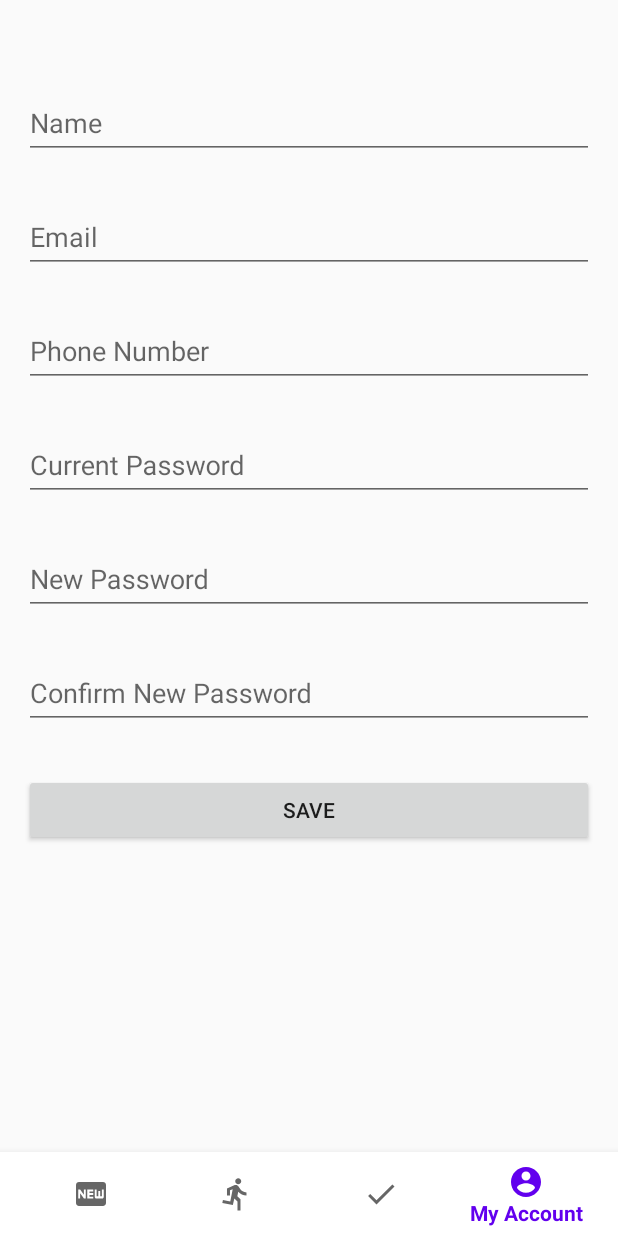
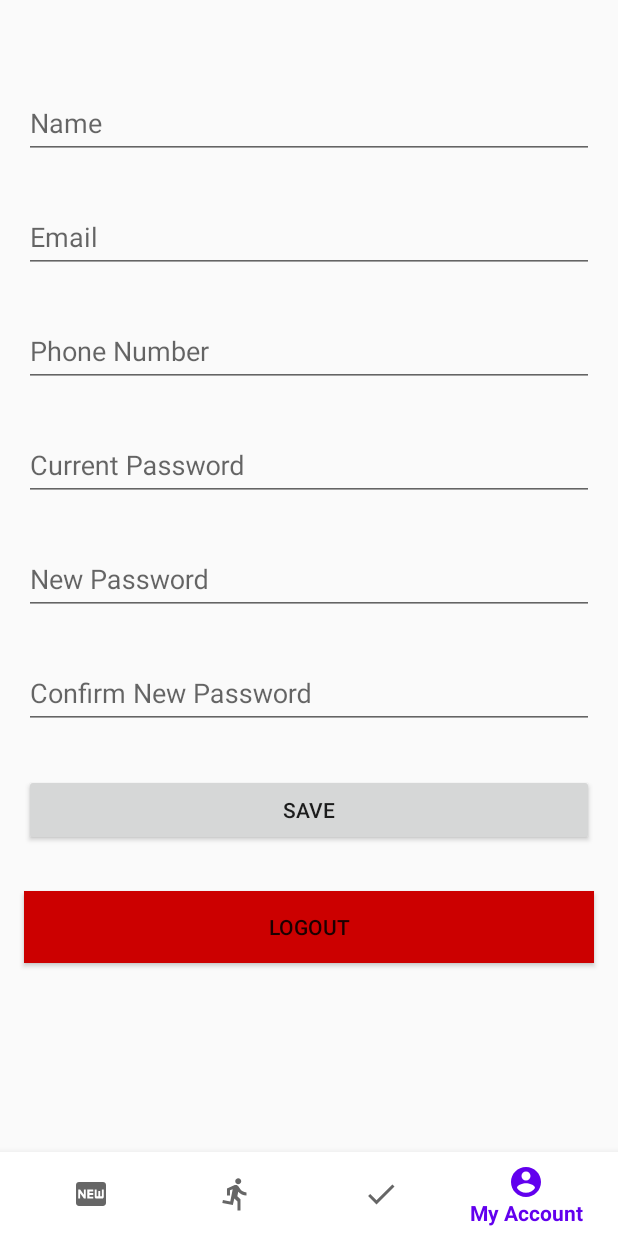
Before and after one commit to KC-WANG/FYP_CustomerAPP, an Android app: the MyAccountFragment screen opened through its navigation route, on a phone screen of 412 x 824 dp. Run offline under Robolectric (Android 15) with nearby library versions, the phone set to English and light mode, and no system bars; our stand-ins replace Firebase (no records; nobody signed in at launch, a user with empty details on screens opened directly), navigation-ui; 4 statements that could not run were skipped.

Commit message:
My Account UI with setText. Not done

```diff
--- a/app/src/main/java/com/example/rabbit_customer/LoginActivity.kt
+++ b/app/src/main/java/com/example/rabbit_customer/LoginActivity.kt
@@ -73,7 +73,6 @@ class LoginActivity : AppCompatActivity() {
 								Intent(this@LoginActivity, DashboardActivity::class.java)
 							intent.flags =
 								Intent.FLAG_ACTIVITY_NEW_TASK or Intent.FLAG_ACTIVITY_CLEAR_TASK
-							intent.putExtra("user_id", FirebaseAuth.getInstance().currentUser!!.uid)
 							startActivity(intent)
 							finish()
 						} else {
--- a/app/src/main/java/com/example/rabbit_customer/MyAccountFragment.kt
+++ b/app/src/main/java/com/example/rabbit_customer/MyAccountFragment.kt
@@ -1,23 +1,106 @@
 package com.example.rabbit_customer
 
+import android.app.ProgressDialog
+import android.content.DialogInterface
+import android.content.Intent
 import android.os.Bundle
 import androidx.fragment.app.Fragment
 import android.view.LayoutInflater
 import android.view.View
 import android.view.ViewGroup
+import android.widget.Button
+import android.widget.EditText
+import android.widget.TextView
+import android.widget.Toast
+import androidx.appcompat.app.AlertDialog
+import com.example.rabbit_customer.models.User
+import com.google.firebase.auth.FirebaseAuth
+import com.google.firebase.auth.FirebaseUser
+import com.google.firebase.database.*
+import com.google.firebase.database.ktx.getValue
 
 /**
  * A simple [Fragment] subclass.
  */
 
 class MyAccountFragment : Fragment() {
+	private lateinit var btn_Logout: Button
+	private lateinit var mAuth: FirebaseAuth
+
+	private lateinit var et_profile_name: EditText
+	private lateinit var et_profile_email: EditText
+	private lateinit var et_profile_phone: EditText
+	private lateinit var et_profile_curr_pwd: EditText
+	private lateinit var et_profile_new_pwd: EditText
+	private lateinit var et_profile_new_confirm_pwd: EditText
+
+	private lateinit var rootView: View
+
 
 	override fun onCreateView(
 		inflater: LayoutInflater, container: ViewGroup?,
 		savedInstanceState: Bundle?
 	): View? {
 		// Inflate the layout for this fragment
-        return inflater.inflate(R.layout.fragment_my_account, container, false)
+		rootView = inflater.inflate(R.layout.fragment_my_account, container, false)
+		return rootView
 	}
 
+	override fun onViewCreated(view: View, savedInstanceState: Bundle?) {
+		super.onViewCreated(view, savedInstanceState)
+		btn_Logout = rootView.findViewById(R.id.btn_Logout)
+
+		btn_Logout.setOnClickListener { logout() }
 	}
+
+	override fun onResume() {
+		super.onResume()
+		initData()
+	}
+
+	private fun initData() {
+		mAuth = FirebaseAuth.getInstance()
+		val user = mAuth.currentUser
+
+		et_profile_name = rootView.findViewById(R.id.et_profile_name)
+		et_profile_email = rootView.findViewById(R.id.et_profile_email)
+		et_profile_phone = rootView.findViewById(R.id.et_profile_phone)
+		et_profile_curr_pwd = rootView.findViewById(R.id.et_profile_curr_pwd)
+		et_profile_new_pwd = rootView.findViewById(R.id.et_profile_new_pwd)
+		et_profile_new_confirm_pwd = rootView.findViewById(R.id.et_profile_new_confirm_pwd)
+
+
+		val myDf = FirebaseDatabase.getInstance().reference.child("User").child(user!!.uid)
+		myDf.addValueEventListener(object : ValueEventListener {
+			override fun onDataChange(dataSnapshot: DataSnapshot) {
+				var userInfo = dataSnapshot.getValue(User::class.java)!!
+				et_profile_name.setText(userInfo.name.toString())
+				et_profile_email.setText(userInfo.email.toString())
+				et_profile_phone.setText(userInfo.phone.toString())
+			}
+
+			override fun onCancelled(databaseError: DatabaseError) {}
+		})
+
+	}
+
+	private fun logout() {
+		activity?.let {
+			AlertDialog.Builder(it)
+				.setTitle("You are going to quit")
+				.setMessage("Are you sure to Logout?")
+				.setPositiveButton("Confirm",
+					DialogInterface.OnClickListener { dialogInterface, _ ->
+						dialogInterface.dismiss()
+						mAuth.signOut()
+						val intent = Intent(it, LoginActivity::class.java)
+						startActivity(intent)
+						it.finish()
+					}).setNegativeButton("Cancel",
+					DialogInterface.OnClickListener { dialogInterface, _ -> dialogInterface.dismiss() })
+				.create().show()
+		}
+	}
+
+
+}
--- a/app/src/main/res/layout/fragment_my_account.xml
+++ b/app/src/main/res/layout/fragment_my_account.xml
@@ -83,8 +83,7 @@
             android:id="@+id/et_profile_curr_pwd"
             android:layout_width="match_parent"
             android:layout_height="wrap_content"
-            android:inputType="textPassword"
-            tools:text="123456" />
+            android:inputType="textPassword" />
     </com.google.android.material.textfield.TextInputLayout>
 
     <com.google.android.material.textfield.TextInputLayout
@@ -103,8 +102,7 @@
             android:id="@+id/et_profile_new_pwd"
             android:layout_width="match_parent"
             android:layout_height="wrap_content"
-            android:inputType="textPassword"
-            tools:text="123456" />
+            android:inputType="textPassword" />
     </com.google.android.material.textfield.TextInputLayout>
 
     <com.google.android.material.textfield.TextInputLayout
@@ -123,8 +121,7 @@
             android:id="@+id/et_profile_new_confirm_pwd"
             android:layout_width="match_parent"
             android:layout_height="wrap_content"
-            android:inputType="textPassword"
-            tools:text="123456" />
+            android:inputType="textPassword" />
     </com.google.android.material.textfield.TextInputLayout>
 
     <Button
@@ -141,8 +138,20 @@
         app:layout_constraintStart_toStartOf="parent"
         app:layout_constraintTop_toBottomOf="@+id/til_profile_new_confirm_pwd" />
 
-
-
+    <Button
+        android:id="@+id/btn_Logout"
+        android:layout_width="match_parent"
+        android:layout_height="wrap_content"
+        android:layout_gravity="center"
+        android:layout_marginStart="16dp"
+        android:layout_marginTop="30dp"
+        android:layout_marginEnd="16dp"
+        android:gravity="center"
+        android:text="@string/Logout"
+        android:background="@android:color/holo_red_dark"
+        app:layout_constraintEnd_toEndOf="parent"
+        app:layout_constraintStart_toStartOf="parent"
+        app:layout_constraintTop_toBottomOf="@+id/btn_Register" />
 
 
 </androidx.constraintlayout.widget.ConstraintLayout>
--- a/app/src/main/res/values/strings.xml
+++ b/app/src/main/res/values/strings.xml
@@ -14,4 +14,5 @@
     <string name="dont_have_an_account">Don\'t have an account?</string>
     <string name="already_have_an_account">Already have an account?</string>
     <string name="Save">SAVE</string>
+    <string name="Logout">LOGOUT</string>
 </resources>
```
Lines whose indentation alone changed are shown as unchanged.
